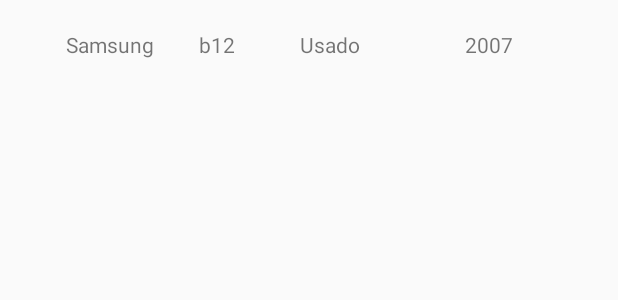
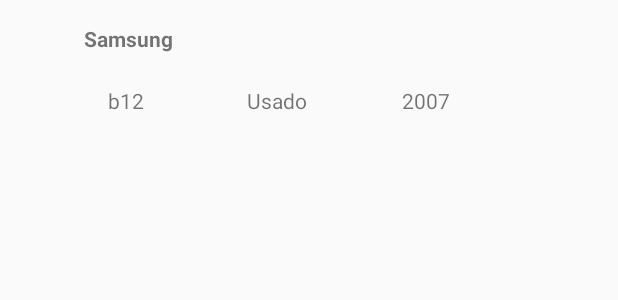
Before and after one commit to hugomdinis/telemoveis_marcas, an Android app: the layout item_telemovel.xml on its own in the app's theme, with its tools: preview values and no code run, on a phone screen of 412 x 824 dp. Shown: the top 300 px of the screen. Run offline under Robolectric (Android 15) with nearby library versions, the phone set to English and light mode, and no system bars.

Commit message:
Correção de erros

```diff
--- a/app/src/main/res/layout/item_telemovel.xml
+++ b/app/src/main/res/layout/item_telemovel.xml
@@ -10,11 +10,12 @@
         android:id="@+id/textViewMarca"
         android:layout_width="wrap_content"
         android:layout_height="wrap_content"
-        android:layout_marginTop="20dp"
+        android:layout_marginTop="16dp"
         android:paddingBottom="8dp"
         android:text="Samsung"
+        android:textStyle="bold"
         app:layout_constraintEnd_toEndOf="parent"
-        app:layout_constraintHorizontal_bias="0.125"
+        app:layout_constraintHorizontal_bias="0.159"
         app:layout_constraintStart_toStartOf="parent"
         app:layout_constraintTop_toTopOf="parent" />
 
@@ -22,32 +23,34 @@
         android:id="@+id/textViewModelo"
         android:layout_width="wrap_content"
         android:layout_height="wrap_content"
-        android:layout_marginStart="30dp"
-        android:layout_marginTop="20dp"
+        android:layout_marginStart="72dp"
+        android:layout_marginTop="14dp"
         android:paddingBottom="8dp"
         android:text="b12 "
-        app:layout_constraintStart_toEndOf="@+id/textViewMarca"
-        app:layout_constraintTop_toTopOf="parent" />
+        app:layout_constraintStart_toStartOf="parent"
+        app:layout_constraintTop_toBottomOf="@+id/textViewMarca" />
 
     <TextView
         android:id="@+id/textViewInformacao"
         android:layout_width="wrap_content"
         android:layout_height="wrap_content"
-        android:layout_marginStart="40dp"
-        android:layout_marginTop="20dp"
+        android:layout_marginStart="16dp"
+        android:layout_marginTop="14dp"
         android:paddingBottom="8dp"
         android:text="Usado"
+        app:layout_constraintEnd_toStartOf="@+id/textViewAno"
+        app:layout_constraintHorizontal_bias="0.438"
         app:layout_constraintStart_toEndOf="@+id/textViewModelo"
-        app:layout_constraintTop_toTopOf="parent" />
+        app:layout_constraintTop_toBottomOf="@+id/textViewMarca" />
 
     <TextView
         android:id="@+id/textViewAno"
         android:layout_width="wrap_content"
         android:layout_height="wrap_content"
-        android:layout_marginTop="20dp"
+        android:layout_marginTop="14dp"
+        android:layout_marginEnd="112dp"
         android:paddingBottom="8dp"
         android:text="2007"
         app:layout_constraintEnd_toEndOf="parent"
-        app:layout_constraintStart_toEndOf="@+id/textViewInformacao"
-        app:layout_constraintTop_toTopOf="parent" />
+        app:layout_constraintTop_toBottomOf="@+id/textViewMarca" />
 </android.support.constraint.ConstraintLayout>
```
